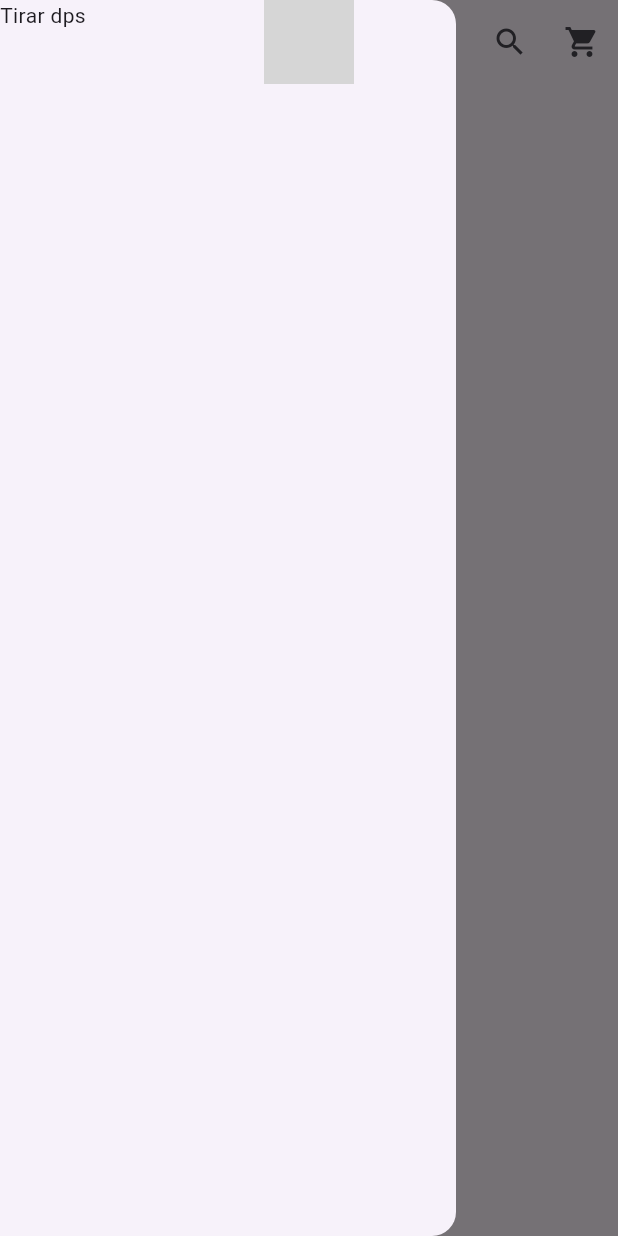
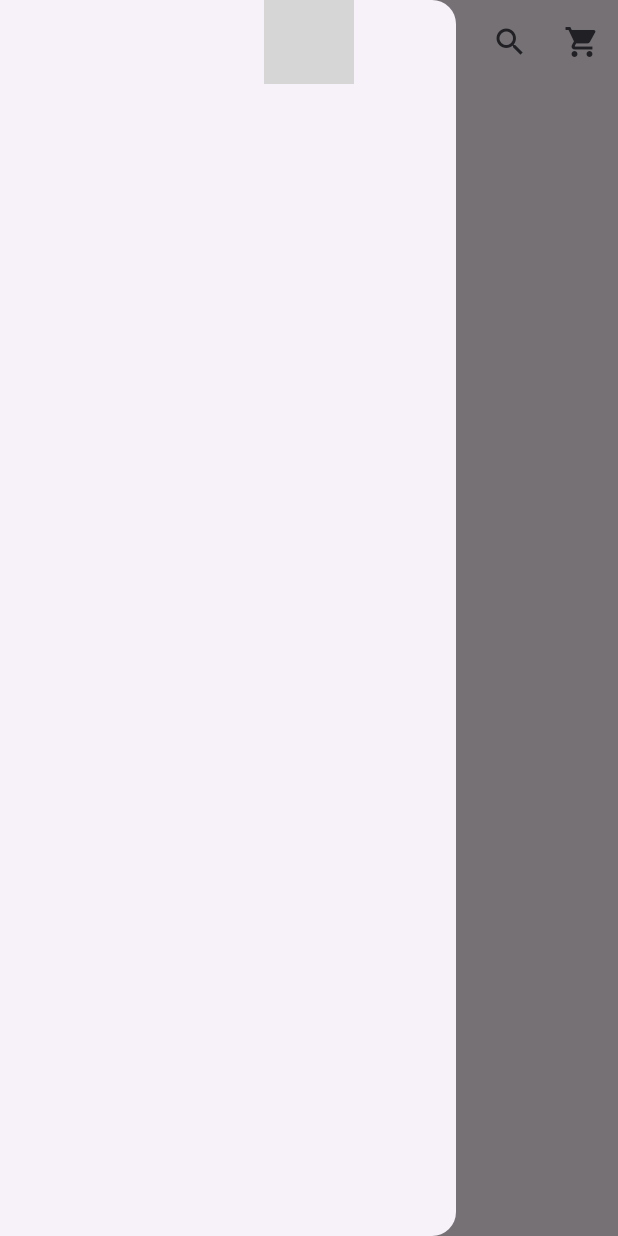
Before and after one commit to TioGustavoTerra/bikes_frontend, a Flutter app: the screen it shows after launch, with the side drawer open, on a phone screen of 412 x 824 dp. Run offline on Flutter 3.47's test engine with Material 2 defaults, Android fonts, the phone set to English and light mode, and no system bars; our stand-ins replace brasil_fields, dio, flutter_svg; missing offline and left inert: dart:html, flutter_session_manager; grey boxes are pictures that could not be loaded.

Commit message:
AppBar responsiva2

```diff
--- a/lib/componentes/CabecalhoResponsiveContent.dart
+++ b/lib/componentes/CabecalhoResponsiveContent.dart
@@ -12,7 +12,7 @@ class CabecalhoResponsiveContent extends StatelessWidget {
 
             return Container(
               height: 400,
-              width: 200,
+              width: 100,
             );
           },
         ),
--- a/lib/views/bemvindo.dart
+++ b/lib/views/bemvindo.dart
@@ -31,9 +31,7 @@ class _HomePageState extends State<HomePage> {
           )
               : const PreferredSize(
               child: Cabecalho(), preferredSize: Size(double.infinity, 72)),
-          drawer: const Drawer(
-            child: Text('Tirar dps'),
-          ),
+          drawer: constraints.maxWidth < 800 ? const Drawer() : null,
         );
       },
     );
```
Also changed, not shown: lib/componentes/cabecalho.dart (+42 -43 lines).
